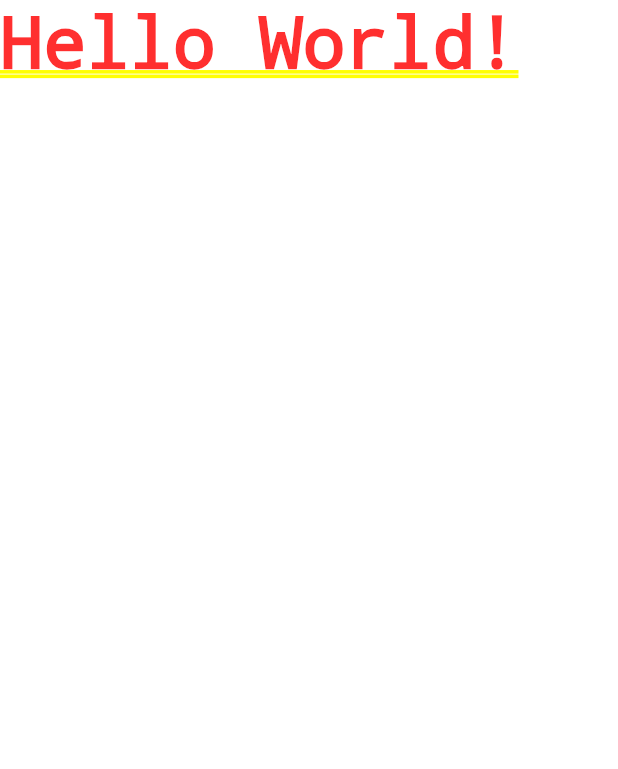
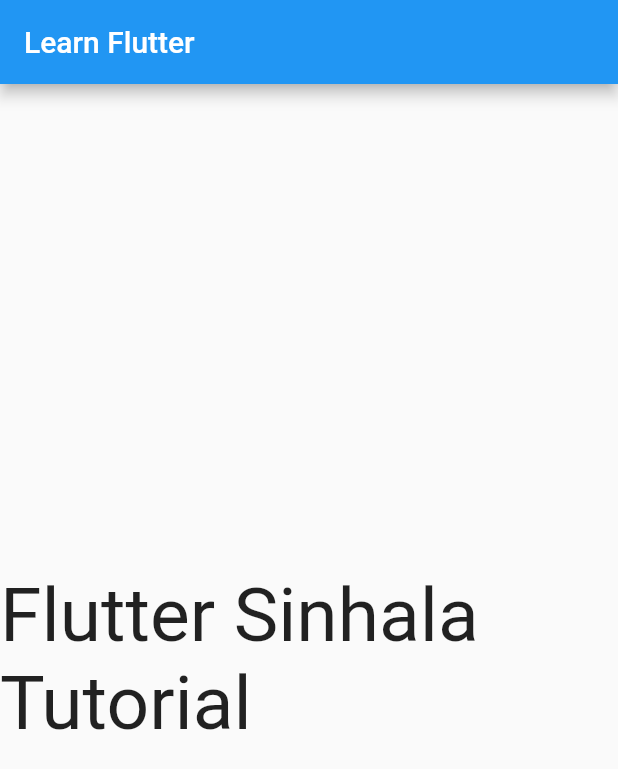
Before and after one commit to TharindaNimnajith/flutter_tutorial, a Flutter app: the screen it shows after launch, on a phone screen of 412 x 824 dp. Shown: the top 769 px of the screen. Run offline on Flutter 3.47's test engine with Material 2 defaults, Android fonts, the phone set to English and light mode, and no system bars.

```diff
--- a/lib/main.dart
+++ b/lib/main.dart
@@ -1,10 +1,10 @@
 import 'package:flutter/material.dart';
 
 void main() {
-  runApp(App());
+  runApp(App2());
 }
 
-class App extends StatelessWidget {
+class App1 extends StatelessWidget {
   @override
   Widget build(BuildContext context) {
     return MaterialApp(
@@ -12,3 +12,22 @@ class App extends StatelessWidget {
     );
   }
 }
+
+class App2 extends StatelessWidget {
+  @override
+  Widget build(BuildContext context) {
+    return MaterialApp(
+      home: Scaffold(
+        appBar: AppBar(
+          title: Text("Learn Flutter"),
+        ),
+        body: Center(
+          child: Text(
+            "Flutter Sinhala Tutorial",
+            style: TextStyle(fontSize: 50.0),
+          ),
+        ),
+      ),
+    );
+  }
+}
```
